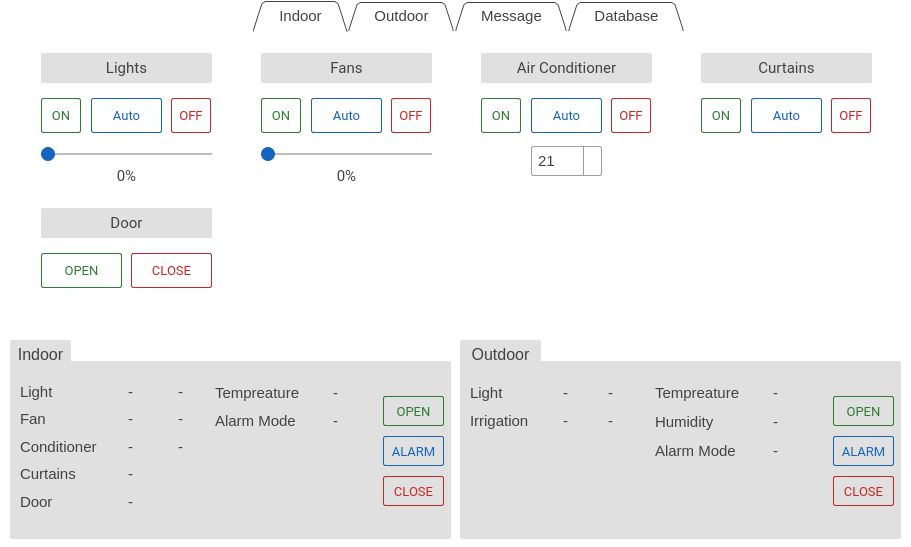
Above: src/main.ui from xiang1030/kontrol before the change. Below: the same form after it.
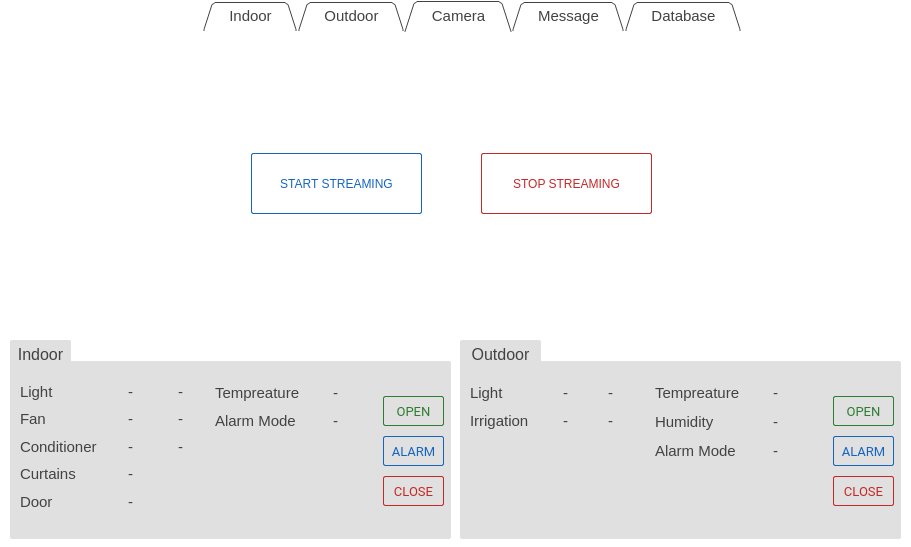
That is the form after the change. The open tabs and pages were chosen to show the change. Icons and pictures are not drawn.

Commit message: Add Camera Streaming

```diff
--- a/src/main.ui
+++ b/src/main.ui
@@ -68,7 +68,7 @@
 QTabWidget::tab-bar {
 	background: #ffffff;
 	border: 1px solid transparent;
- 	left: 253px;
+ 	left: 203px;
 }
 
 QTabBar:tab { 
@@ -1583,6 +1583,77 @@
       </property>
      </widget>
     </widget>
+    <widget class="QWidget" name="tab_camera">
+     <attribute name="title">
+      <string>Camera</string>
+     </attribute>
+     <widget class="QPushButton" name="start_stream_button">
+      <property name="geometry">
+       <rect>
+        <x>250</x>
+        <y>120</y>
+        <width>171</width>
+        <height>61</height>
+       </rect>
+      </property>
+      <property name="styleSheet">
+       <string notr="true">QPushButton{
+  background: transparent;
+  border-radius: 2px;
+  border: 1px solid #1565C0;
+  color: #1565C0;
+}
+
+QPushButton:hover {
+  background: #42A5F5;
+  border-width: 0px;
+  color: #ffffff;
+}
+
+QPushButton:pressed {
+  background: #64B5F6;
+  border-width: 0px;
+  color: #ffffff;
+}</string>
+      </property>
+      <property name="text">
+       <string>START STREAMING</string>
+      </property>
+     </widget>
+     <widget class="QPushButton" name="stop_stream_button">
+      <property name="geometry">
+       <rect>
+        <x>480</x>
+        <y>120</y>
+        <width>171</width>
+        <height>61</height>
+       </rect>
+      </property>
+      <property name="styleSheet">
+       <string notr="true">QPushButton{
+  background: transparent;
+  border-radius: 2px;
+  border: 1px solid #C62828;
+  color: #C62828;
+}
+
+QPushButton:hover {
+  background: #EF5350;
+  border-width: 0px;
+  color: #ffffff;
+}
+
+QPushButton:pressed {
+  background: #E57373;
+  border-width: 0px;
+  color: #ffffff;
+}</string>
+      </property>
+      <property name="text">
+       <string>STOP STREAMING</string>
+      </property>
+     </widget>
+    </widget>
     <widget class="QWidget" name="tab_message">
      <property name="mouseTracking">
       <bool>true</bool>
```
The commit also changes 5 other files.
